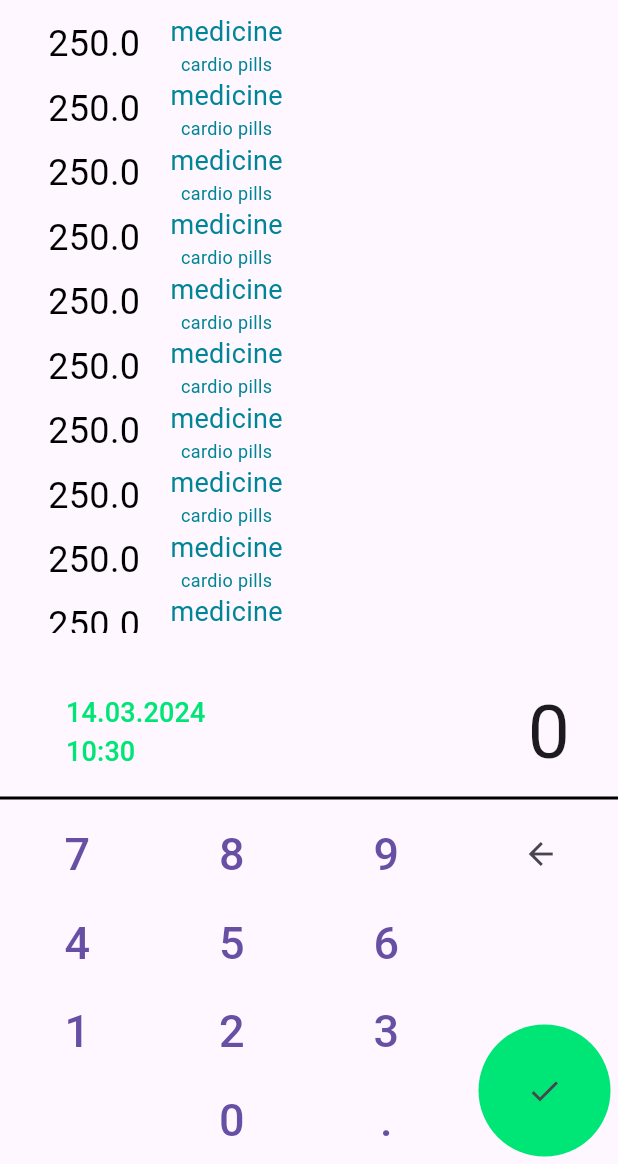
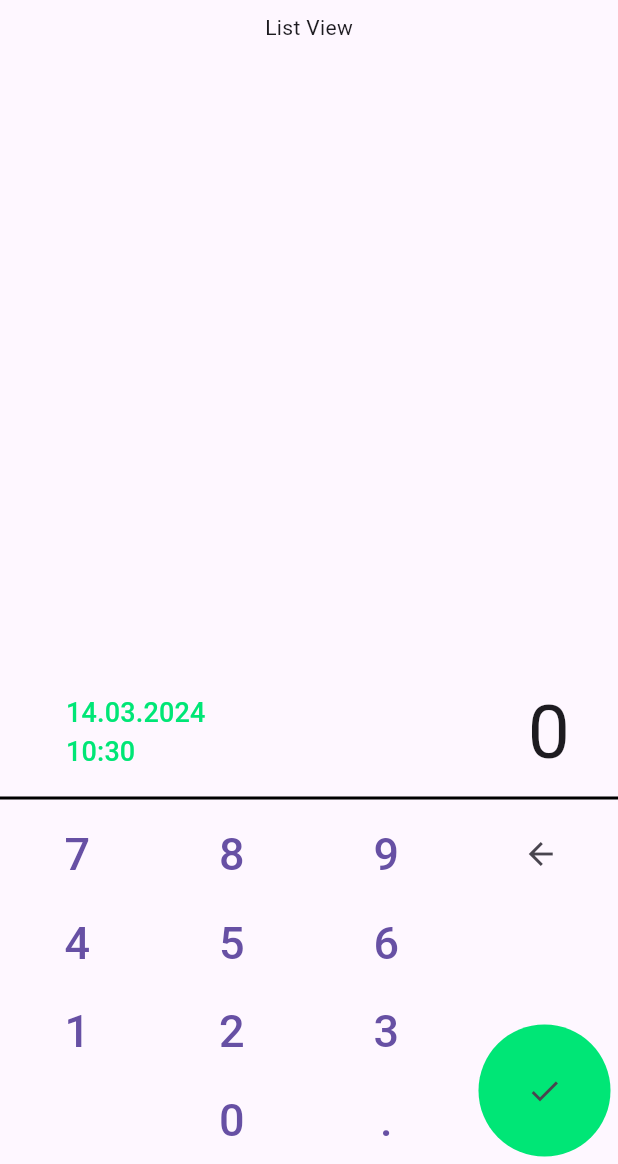
Before and after one commit to iSVDi/expenso, a Flutter app: the screen it shows after launch, on a phone screen of 412 x 824 dp, the part 72-1236 px from its top. Run offline on Flutter 3.47's test engine with Material 3 defaults, Android fonts, the phone set to English and light mode, and no system bars; our stand-ins replace flutter_bloc, objectbox; generated files the repository leaves out were written again.

```diff
--- a/lib/modules/main/cubits/keyboard/keyboardStates.dart
+++ b/lib/modules/main/cubits/keyboardStates.dart
@@ -1,4 +1,4 @@
-import 'package:expenso/modules/main/models/category.dart';
+import '../dataLayer/models/category.dart';
 
 abstract class KeyboardState<T> {
   T data;
--- /dev/null
+++ b/lib/modules/main/dataLayer/models/category.dart
@@ -0,0 +1,12 @@
+import "package:objectbox/objectbox.dart";
+
+@Entity()
+class Category {
+  @Id()
+  int id = 0;
+  String title;
+
+  Category({
+    required this.title,
+  });
+}
--- /dev/null
+++ b/lib/modules/main/dataLayer/models/transaction.dart
@@ -0,0 +1,19 @@
+import "package:objectbox/objectbox.dart";
+
+import "category.dart";
+
+@Entity()
+class Transaction {
+  @Id()
+  int id = 0;
+  final DateTime date;
+  final String comment;
+  final category = ToOne<Category>();
+  final double amount;
+
+  Transaction({
+    required this.date,
+    required this.comment,
+    required this.amount,
+  });
+}
--- a/lib/modules/main/mainView.dart
+++ b/lib/modules/main/mainView.dart
@@ -1,7 +1,4 @@
-import "package:expenso/modules/main/cubits/keyboard/keyboardCubit.dart";
-import "package:expenso/modules/main/cubits/keyboard/keyboardRepository.dart";
-import "package:expenso/modules/main/models/transaction.dart";
-import "package:expenso/modules/main/views/cells/transactionCell.dart";
+import "package:expenso/modules/main/cubits/keyboardCubit.dart";
 import "package:expenso/modules/settings/settingsView.dart";
 import "package:flutter/material.dart";
 import 'package:expenso/modules/main/views/numericKeyboard/onScreenNumericKeyboard.dart';
@@ -9,7 +6,9 @@ import "package:expenso/extensions/appImages.dart";
 import "package:flutter_bloc/flutter_bloc.dart";
 
 class MainView extends StatelessWidget {
-  final _MainViewConstants constants = _MainViewConstants();
+  final constants = _MainViewConstants();
+
+  MainView({super.key});
 
   @override
   Widget build(BuildContext context) {
@@ -51,10 +50,8 @@ class MainView extends StatelessWidget {
   }
 
   Widget _getTransactionListView() {
-    var listView = ListView(
-        children: Transaction.getStampList()
-            .map((data) => TransactionCell(transaction: data))
-            .toList());
+    // TODO implement list
+    var listView = Text("List View");
     var container = Container(
         padding: const EdgeInsets.only(left: 32, right: 32), child: listView);
     return Expanded(child: container);
--- a/lib/modules/main/models/category.dart
+++ /dev/null
@@ -1,33 +0,0 @@
-import "package:flutter/material.dart";
-
-class Category {
-  int id;
-  String title;
-
-  Category({
-    required this.id,
-    required this.title,
-  });
-
-  Map<String, Object?> toMap() {
-    return {"id": null, "title": title};
-  }
-
-  @override
-  String toString() {
-    return "Category{id: $id, title: $title}";
-  }
-
-// TODO remove
-  static Category getStamp(int id) {
-    return Category(id: id, title: "medicine");
-  }
-
-  static List<Category> getStampList() {
-    List<Category> list = [];
-    for (var i = 0; i < 20; i++) {
-      list.add(Category.getStamp(i));
-    }
-    return list;
-  }
-}
--- a/lib/modules/main/models/transaction.dart
+++ /dev/null
@@ -1,32 +0,0 @@
-import "package:flutter/material.dart";
-import "category.dart";
-
-// TODO implement ID
-class Transaction {
-  final DateTime date;
-  final String comment;
-  final Category? category;
-  final double amount;
-
-  Transaction({
-    required this.date,
-    required this.comment,
-    required this.category,
-    required this.amount,
-  });
-
-// TODO remove
-  static List<Transaction> getStampList() {
-    List<Transaction> list = [];
-
-    for (var i = 0; i < 10; i++) {
-      list.add(Transaction(
-          date: DateTime.now(),
-          comment: "cardio pills",
-          category: Category.getStamp(i),
-          amount: 250));
-    }
-
-    return list;
-  }
-}
--- a/lib/modules/main/views/cells/categoryCell.dart
+++ b/lib/modules/main/views/cells/categoryCell.dart
@@ -1,4 +1,4 @@
-import "package:expenso/modules/main/models/category.dart";
+import "../../dataLayer/models/category.dart";
 import "package:flutter/material.dart";
 
 class CategoryCell extends StatelessWidget {
--- a/lib/modules/main/views/cells/transactionCell.dart
+++ b/lib/modules/main/views/cells/transactionCell.dart
@@ -1,4 +1,4 @@
-import 'package:expenso/modules/main/models/transaction.dart';
+import '../../dataLayer/models/transaction.dart';
 import 'package:flutter/material.dart';
 import 'package:expenso/extensions/appColors.dart';
 
@@ -19,7 +19,7 @@ class TransactionCell extends StatelessWidget {
       padding: const EdgeInsets.only(left: 20),
       child: Column(mainAxisAlignment: MainAxisAlignment.start, children: [
         // TODO set another value for default category title
-        _getLabel(transaction.category?.title ?? "", AppColors.appGreen, 18),
+        _getLabel(transaction.category.target?.title ?? "", AppColors.appGreen, 18),
         _getLabel(transaction.comment, AppColors.appGreen, 12)
       ]),
     );
--- a/lib/modules/main/views/numericKeyboard/commentSheet.dart
+++ b/lib/modules/main/views/numericKeyboard/commentSheet.dart
@@ -4,9 +4,9 @@ import 'dart:async';
 import 'package:flutter/material.dart';
 
 class CommentSheet extends StatefulWidget {
-  Function(bool, BuildContext) callback;
+  final Function(bool, BuildContext) callback;
 
-  CommentSheet({
+  const CommentSheet({
     Key? key,
     required this.callback,
   }) : super(key: key);
@@ -26,7 +26,7 @@ class CommentSheetState extends State<CommentSheet> {
         onPressed: () {
           prepareForClose(true);
         },
-        child: Text("добавить комментарий")); // todo get text from class
+        child: const Text("добавить комментарий")); // todo get text from class
     return Row(children: [button, _getTimer()]);
   }
 
--- a/lib/modules/main/views/numericKeyboard/dateTimePicker.dart
+++ b/lib/modules/main/views/numericKeyboard/dateTimePicker.dart
@@ -1,4 +1,5 @@
 import "package:flutter/material.dart";
+
 import "package:expenso/extensions/dateTime.dart";
 
 class DateTimePicker extends StatefulWidget {
--- a/lib/modules/main/views/numericKeyboard/onScreenNumericKeyboard.dart
+++ b/lib/modules/main/views/numericKeyboard/onScreenNumericKeyboard.dart
@@ -1,6 +1,5 @@
-import 'package:expenso/modules/main/cubits/keyboard/keyboardStates.dart';
-import 'package:expenso/modules/main/cubits/keyboard/keyboardCubit.dart';
-import 'package:expenso/modules/main/models/category.dart';
+import 'package:expenso/modules/main/cubits/keyboardStates.dart';
+import 'package:expenso/modules/main/cubits/keyboardCubit.dart';
 import 'package:expenso/modules/main/views/cells/categoryCell.dart';
 import 'package:expenso/modules/main/views/numericKeyboard/commentSheet.dart';
 import 'package:expenso/modules/main/views/numericKeyboard/dateTimePicker.dart';
@@ -32,9 +31,8 @@ enum NumericKeyboardButtonType {
 //TODO too big class. Need do less via add a few classes for create keyboard and header
 class OnScreenNumericKeyboard extends StatelessWidget {
   final Size size;
-  List<Category> categories = Category.getStampList();
 
-  OnScreenNumericKeyboard({
+  const OnScreenNumericKeyboard({
     Key? key,
     required this.size,
   }) : super(key: key);
@@ -171,18 +169,13 @@ class OnScreenNumericKeyboard extends StatelessWidget {
     }
   }
 
-  Widget _getCategoriesList(BuildContext context) {
+  Widget _getCategoriesList (BuildContext context) {
     var categories = _getCubit(context).getCategories();
-    return FutureBuilder(
-        future: categories,
-        builder: (context, snapshot) {
-          if (snapshot.hasData && snapshot.data != null) {
-            var categories = snapshot.requireData;
     var listView = ListView.builder(
         itemCount: categories.length,
         itemBuilder: (context, index) {
-                  var needSetBold = _getCubit(context)
-                      .isNeedSetBoldCategoryTitle(categories[index]);
+          var needSetBold =
+              _getCubit(context).isNeedSetBoldCategoryTitle(categories[index]);
           var tile = ListTile(
             title: CategoryCell(
                 needSetBold: needSetBold, category: categories[index]),
@@ -193,13 +186,8 @@ class OnScreenNumericKeyboard extends StatelessWidget {
           return tile;
         });
     var container = Container(
-                padding: const EdgeInsets.only(left: 32, right: 32),
-                child: listView);
+        padding: const EdgeInsets.only(left: 32, right: 32), child: listView);
     return Expanded(child: container);
-          }
-          //? need set another widget?
-          return const Expanded(child: Text(""));
-        });
   }
 
   Row _getNumericButtonRows(
--- a/pubspec.yaml
+++ b/pubspec.yaml
@@ -14,11 +14,15 @@ dependencies:
   flutter_bloc: ^8.1.3
   sqflite: ^2.3.2
   path: ^1.8.3
+  objectbox: ^2.5.1
+  objectbox_flutter_libs: any
 
 dev_dependencies:
   flutter_test:
     sdk: flutter
   flutter_lints: ^2.0.0
+  build_runner: ^2.4.8
+  objectbox_generator: any
 
 flutter:
   uses-material-design: true
```
Also changed, not shown: lib/main.dart (+8 -1 lines), lib/modules/main/cubits/keyboard/keyboardRepository.dart (deleted, +0 -74 lines), lib/modules/main/cubits/keyboardCubit.dart (renamed from lib/modules/main/cubits/keyboard/keyboardCubit.dart, +17 -16 lines), lib/modules/main/dataLayer/repository.dart (added, +38 -0 lines), lib/objectbox-model.json (added, +79 -0 lines), lib/objectbox.g.dart (added), pubspec.lock, 5 other files. Lines whose indentation alone changed are shown as unchanged.
